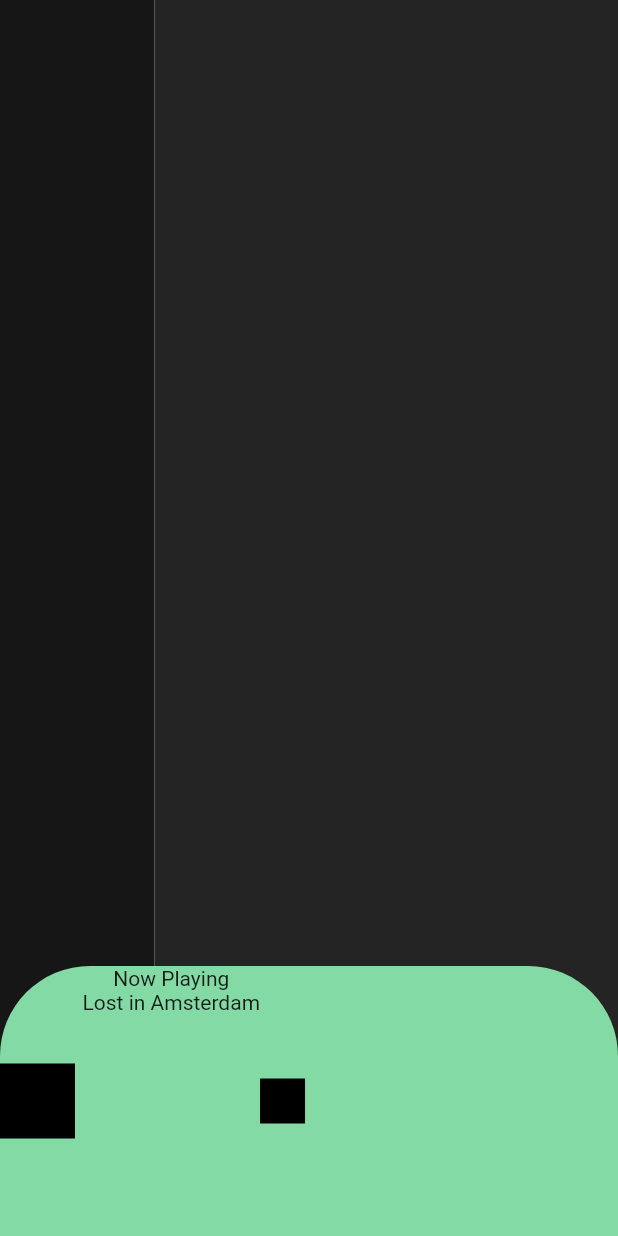
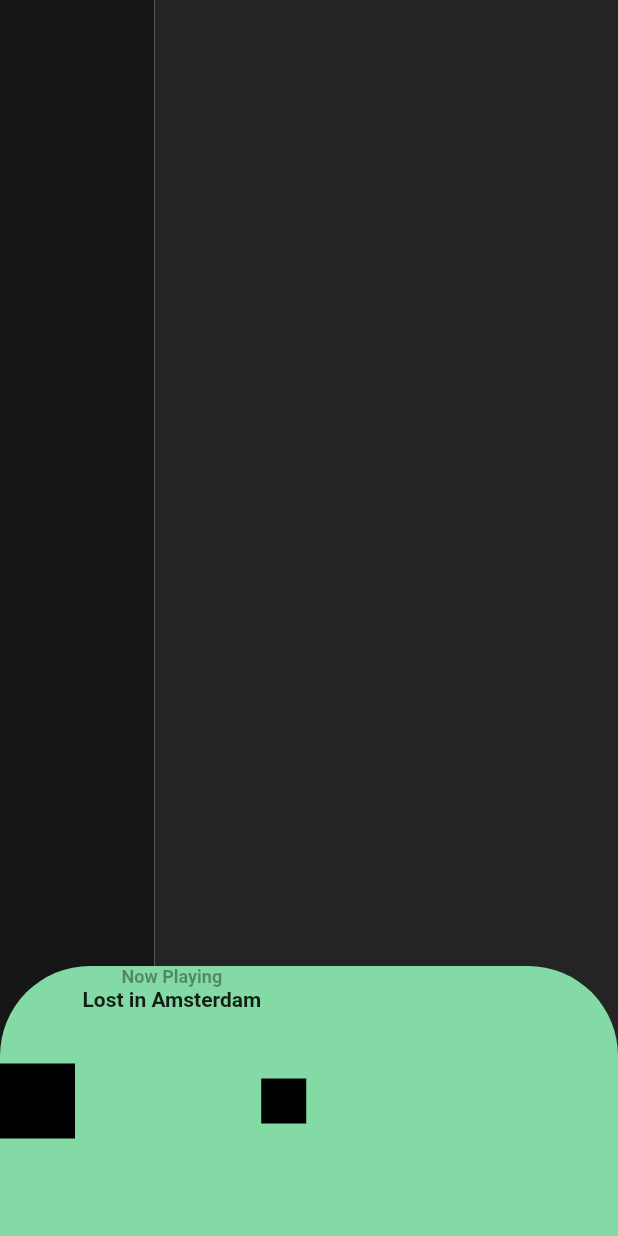
Before and after one commit to BernatCasanas/Song_Dispositius, a Flutter app: the screen it shows after launch, on a phone screen of 412 x 824 dp. Run offline on Flutter 3.47's test engine with Material 2 defaults, Android fonts, the phone set to English and light mode, and no system bars; missing offline and left inert: dart:html.

Commit message:
text style nowplaying

```diff
--- a/myapp/lib/SongPlaying.dart
+++ b/myapp/lib/SongPlaying.dart
@@ -26,9 +26,18 @@ class SongPlaying extends StatelessWidget {
             children: [
               Text(
                 "Now Playing",
-                style: TextStyle(),
+                style: TextStyle(
+                    fontSize: 12,
+                    color: Colors.black38,
+                    fontWeight: FontWeight.bold),
+                    textAlign: TextAlign.left,
               ),
-              Text("Lost in Amsterdam"),
+              Text(
+                "Lost in Amsterdam",
+                style: TextStyle(
+                  fontWeight: FontWeight.bold,
+                ),
+              ),
             ],
           ),
           Container(
```
